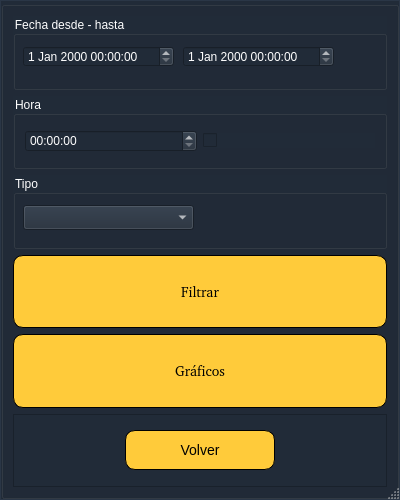
valetobares11/EmergencyDispatcher, file OnlineRoutingMapper_dialog_base_estadisticas.ui: the form before one commit.
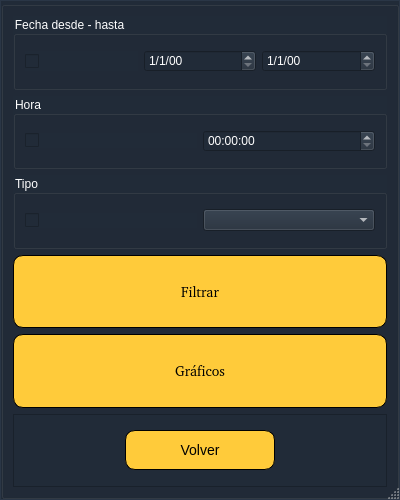
The form after the commit. Custom widgets are drawn as their Qt base class.

Commit message: agregado de check

What changed in the file:
```diff
--- a/OnlineRoutingMapper_dialog_base_estadisticas.ui
+++ b/OnlineRoutingMapper_dialog_base_estadisticas.ui
@@ -40,10 +40,7 @@
   <property name="sizeGripEnabled">
    <bool>true</bool>
   </property>
-  <layout class="QHBoxLayout" name="horizontalLayout">
-   <property name="spacing">
-    <number>0</number>
-   </property>
+  <layout class="QVBoxLayout" name="verticalLayout_3">
    <property name="sizeConstraint">
     <enum>QLayout::SetMinAndMaxSize</enum>
    </property>
@@ -98,7 +95,7 @@
       <property name="bottomMargin">
        <number>0</number>
       </property>
-      <item row="0" column="1">
+      <item>
        <widget class="QGroupBox" name="groupBox">
         <property name="sizePolicy">
          <sizepolicy hsizetype="Fixed" vsizetype="Expanding">
@@ -332,32 +329,44 @@
            <property name="title">
             <string>Fecha desde - hasta</string>
            </property>
+           <layout class="QHBoxLayout" name="horizontalLayout">
+            <item>
+             <widget class="QCheckBox" name="checkBox_fecha">
+              <property name="enabled">
+               <bool>true</bool>
+              </property>
+              <property name="accessibleDescription">
+               <string/>
+              </property>
+              <property name="text">
+               <string> </string>
+              </property>
+              <property name="checked">
+               <bool>false</bool>
+              </property>
+             </widget>
+            </item>
+            <item>
            <widget class="QgsDateTimeEdit" name="form_fecha_desde">
-            <property name="geometry">
-             <rect>
-              <x>10</x>
-              <y>30</y>
-              <width>151</width>
-              <height>21</height>
-             </rect>
-            </property>
             <property name="styleSheet">
              <string notr="true">color: white;</string>
             </property>
-           </widget>
+              <property name="displayFormat">
+               <string>d/M/yy </string>
+              </property>
+             </widget>
+            </item>
+            <item>
            <widget class="QgsDateTimeEdit" name="form_fecha_hasta">
-            <property name="geometry">
-             <rect>
-              <x>170</x>
-              <y>30</y>
-              <width>151</width>
-              <height>21</height>
-             </rect>
-            </property>
             <property name="styleSheet">
              <string notr="true">color: white;</string>
             </property>
-           </widget>
+              <property name="displayFormat">
+               <string>d/M/yy</string>
+              </property>
+             </widget>
+            </item>
+           </layout>
           </widget>
          </item>
          <item>
@@ -369,13 +378,6 @@
             <string>Hora</string>
            </property>
            <layout class="QHBoxLayout" name="horizontalLayout_3">
-            <item>
-             <widget class="QTimeEdit" name="form_hora">
-              <property name="styleSheet">
-               <string notr="true">color: white;</string>
-              </property>
-             </widget>
-            </item>
             <item>
              <widget class="QCheckBox" name="checkBox">
               <property name="text">
@@ -383,30 +385,43 @@
               </property>
              </widget>
             </item>
+            <item>
+             <widget class="QTimeEdit" name="form_hora">
+              <property name="styleSheet">
+               <string notr="true">color: white;</string>
+              </property>
+             </widget>
+            </item>
            </layout>
           </widget>
          </item>
          <item>
           <widget class="QGroupBox" name="groupBox_4">
+           <property name="layoutDirection">
+            <enum>Qt::LeftToRight</enum>
+           </property>
            <property name="styleSheet">
             <string notr="true">color: white;</string>
            </property>
            <property name="title">
             <string>Tipo</string>
            </property>
+           <layout class="QHBoxLayout" name="horizontalLayout_4">
+            <item>
+             <widget class="QCheckBox" name="checkBox_tipo">
+              <property name="text">
+               <string/>
+              </property>
+             </widget>
+            </item>
+            <item>
            <widget class="QComboBox" name="combo_tipo">
-            <property name="geometry">
-             <rect>
-              <x>10</x>
-              <y>30</y>
-              <width>171</width>
-              <height>25</height>
-             </rect>
-            </property>
             <property name="styleSheet">
              <string notr="true">color: white;</string>
             </property>
            </widget>
+            </item>
+           </layout>
           </widget>
          </item>
          <item>
```
Left out of the diff: 4 changed lines with no effect on the pictures. Lines whose indentation alone changed are shown as unchanged. The commit also changes 1 other file.
